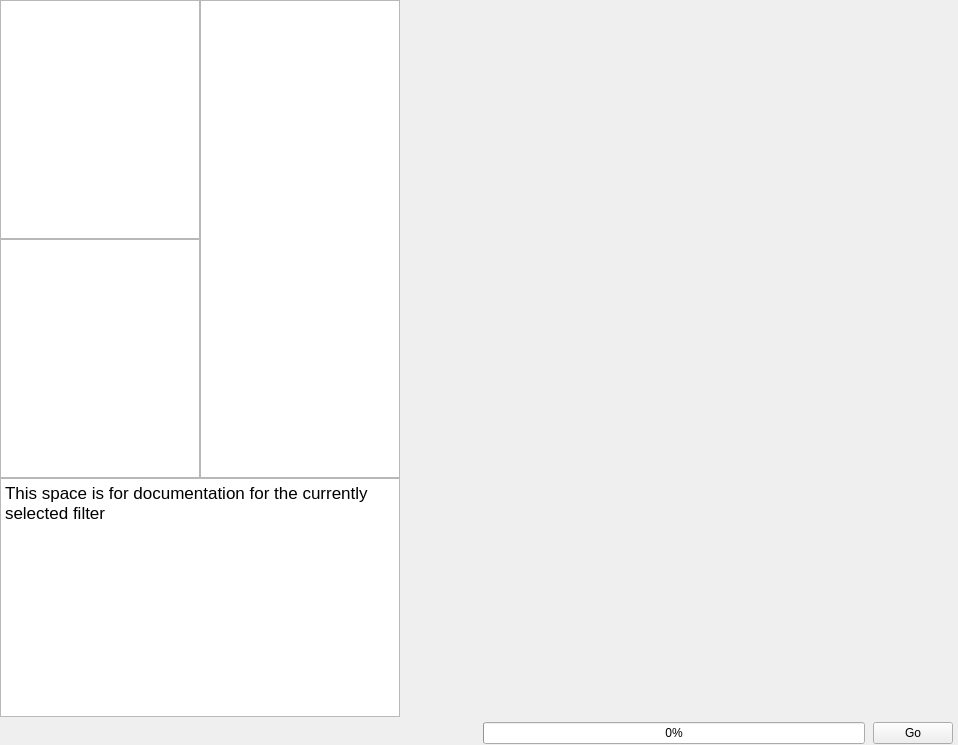
Before: the Qt Designer form Source/Plugins/PipelineBuilder/UI/PipelineBuilderWidget.ui in BlueQuartzSoftware/DREAM3D, drawn with Qt 5.
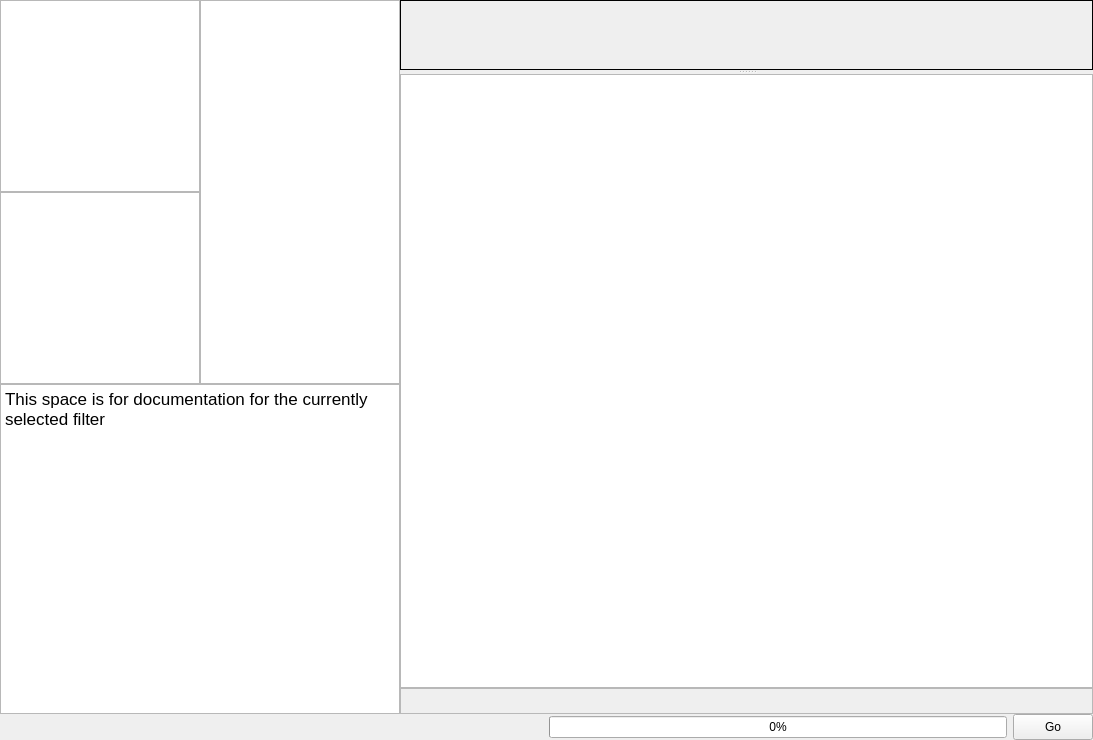
After: the same form once the commit is applied. Icons and pictures are not drawn. Custom widgets are drawn as their Qt base class.

Commit message: Adding feature in GUI to toggle a display of the warning messaged produced as the pipeline is created or modified. The user can show the warning messages by clicking an icon on the GUI that looks like a bug

Diff of the .ui file:
```diff
--- a/Source/Plugins/PipelineBuilder/UI/PipelineBuilderWidget.ui
+++ b/Source/Plugins/PipelineBuilder/UI/PipelineBuilderWidget.ui
@@ -6,8 +6,8 @@
    <rect>
     <x>0</x>
     <y>0</y>
-    <width>958</width>
-    <height>745</height>
+    <width>1093</width>
+    <height>740</height>
    </rect>
   </property>
   <property name="windowTitle">
@@ -20,7 +20,7 @@
    <property name="spacing">
     <number>0</number>
    </property>
-   <item row="0" column="0" rowspan="2">
+   <item row="0" column="0">
     <layout class="QGridLayout" name="gridLayout">
      <property name="topMargin">
       <number>0</number>
@@ -119,29 +119,6 @@
        </property>
       </widget>
      </item>
-     <item row="2" column="0" colspan="2">
-      <widget class="QTextEdit" name="helpTextEdit">
-       <property name="sizePolicy">
-        <sizepolicy hsizetype="Preferred" vsizetype="Preferred">
-         <horstretch>0</horstretch>
-         <verstretch>0</verstretch>
-        </sizepolicy>
-       </property>
-       <property name="autoFillBackground">
-        <bool>false</bool>
-       </property>
-       <property name="readOnly">
-        <bool>true</bool>
-       </property>
-       <property name="html">
-        <string>&lt;!DOCTYPE HTML PUBLIC &quot;-//W3C//DTD HTML 4.0//EN&quot; &quot;http://www.w3.org/TR/REC-html40/strict.dtd&quot;&gt;
-&lt;html&gt;&lt;head&gt;&lt;meta name=&quot;qrichtext&quot; content=&quot;1&quot; /&gt;&lt;style type=&quot;text/css&quot;&gt;
-p, li { white-space: pre-wrap; }
-&lt;/style&gt;&lt;/head&gt;&lt;body style=&quot; font-family:'Lucida Grande'; font-size:13pt; font-weight:400; font-style:normal;&quot;&gt;
-&lt;p style=&quot; margin-top:0px; margin-bottom:0px; margin-left:0px; margin-right:0px; -qt-block-indent:0; text-indent:0px;&quot;&gt;This space is for documentation for the currently selected filter&lt;/p&gt;&lt;/body&gt;&lt;/html&gt;</string>
-       </property>
-      </widget>
-     </item>
      <item row="1" column="0">
       <widget class="QTreeWidget" name="presetPipelineTree">
        <property name="sizePolicy">
@@ -181,6 +158,15 @@
     </layout>
    </item>
    <item row="0" column="1" rowspan="2">
+    <layout class="QVBoxLayout" name="verticalLayout">
+     <property name="spacing">
+      <number>0</number>
+     </property>
+     <item>
+      <widget class="QSplitter" name="splitter">
+       <property name="orientation">
+        <enum>Qt::Vertical</enum>
+       </property>
     <widget class="QScrollArea" name="m_QDroppableScrollArea">
      <property name="sizePolicy">
       <sizepolicy hsizetype="Expanding" vsizetype="Expanding">
@@ -201,7 +187,7 @@
       <bool>false</bool>
      </property>
      <property name="frameShape">
-      <enum>QFrame::NoFrame</enum>
+         <enum>QFrame::Box</enum>
      </property>
      <property name="frameShadow">
       <enum>QFrame::Plain</enum>
@@ -217,8 +203,8 @@
        <rect>
         <x>0</x>
         <y>0</y>
-        <width>556</width>
-        <height>578</height>
+           <width>687</width>
+           <height>76</height>
        </rect>
       </property>
       <property name="sizePolicy">
@@ -244,23 +230,146 @@
       </property>
      </widget>
     </widget>
-   </item>
-   <item row="3" column="0" colspan="2">
-    <layout class="QHBoxLayout" name="horz_layout_1">
+       <widget class="QTextEdit" name="errorsTextEdit">
+        <property name="sizePolicy">
+         <sizepolicy hsizetype="Preferred" vsizetype="Preferred">
+          <horstretch>0</horstretch>
+          <verstretch>0</verstretch>
+         </sizepolicy>
+        </property>
+        <property name="readOnly">
+         <bool>true</bool>
+        </property>
+       </widget>
+      </widget>
+     </item>
+     <item>
+      <widget class="QFrame" name="frame_2">
+       <property name="sizePolicy">
+        <sizepolicy hsizetype="Preferred" vsizetype="Fixed">
+         <horstretch>0</horstretch>
+         <verstretch>0</verstretch>
+        </sizepolicy>
+       </property>
+       <property name="minimumSize">
+        <size>
+         <width>0</width>
+         <height>26</height>
+        </size>
+       </property>
+       <property name="maximumSize">
+        <size>
+         <width>16777215</width>
+         <height>26</height>
+        </size>
+       </property>
+       <property name="styleSheet">
+        <string notr="true">QFrame {
+	background-image: url(:/filterWidgetBorder.png);
+}</string>
+       </property>
+       <property name="frameShape">
+        <enum>QFrame::StyledPanel</enum>
+       </property>
+       <property name="frameShadow">
+        <enum>QFrame::Raised</enum>
+       </property>
+       <layout class="QHBoxLayout" name="horizontalLayout_2">
      <property name="spacing">
-      <number>8</number>
-     </property>
-     <property name="leftMargin">
       <number>5</number>
      </property>
-     <property name="topMargin">
-      <number>4</number>
-     </property>
-     <property name="rightMargin">
-      <number>5</number>
-     </property>
-     <property name="bottomMargin">
+        <property name="margin">
       <number>0</number>
+        </property>
+        <item>
+         <widget class="QPushButton" name="showErrors">
+          <property name="sizePolicy">
+           <sizepolicy hsizetype="Fixed" vsizetype="Fixed">
+            <horstretch>0</horstretch>
+            <verstretch>0</verstretch>
+           </sizepolicy>
+          </property>
+          <property name="minimumSize">
+           <size>
+            <width>24</width>
+            <height>24</height>
+           </size>
+          </property>
+          <property name="maximumSize">
+           <size>
+            <width>24</width>
+            <height>24</height>
+           </size>
+          </property>
+          <property name="toolTip">
+           <string>Save Pipeline File</string>
+          </property>
+          <property name="statusTip">
+           <string>Save Pipeline File</string>
+          </property>
+          <property name="text">
+           <string/>
+          </property>
+          <property name="icon">
+           <iconset resource="../../../../Resources/icons/images/Icons.qrc">
+            <normaloff>:/debug_error.png</normaloff>:/debug_error.png</iconset>
+          </property>
+          <property name="iconSize">
+           <size>
+            <width>24</width>
+            <height>24</height>
+           </size>
+          </property>
+          <property name="flat">
+           <bool>true</bool>
+          </property>
+         </widget>
+        </item>
+        <item>
+         <spacer name="horizontalSpacer">
+          <property name="orientation">
+           <enum>Qt::Horizontal</enum>
+          </property>
+          <property name="sizeHint" stdset="0">
+           <size>
+            <width>40</width>
+            <height>20</height>
+           </size>
+          </property>
+         </spacer>
+        </item>
+       </layout>
+      </widget>
+     </item>
+    </layout>
+   </item>
+   <item row="1" column="0">
+    <widget class="QTextEdit" name="helpTextEdit">
+     <property name="sizePolicy">
+      <sizepolicy hsizetype="Preferred" vsizetype="Preferred">
+       <horstretch>0</horstretch>
+       <verstretch>0</verstretch>
+      </sizepolicy>
+     </property>
+     <property name="autoFillBackground">
+      <bool>false</bool>
+     </property>
+     <property name="readOnly">
+      <bool>true</bool>
+     </property>
+     <property name="html">
+      <string>&lt;!DOCTYPE HTML PUBLIC &quot;-//W3C//DTD HTML 4.0//EN&quot; &quot;http://www.w3.org/TR/REC-html40/strict.dtd&quot;&gt;
+&lt;html&gt;&lt;head&gt;&lt;meta name=&quot;qrichtext&quot; content=&quot;1&quot; /&gt;&lt;style type=&quot;text/css&quot;&gt;
+p, li { white-space: pre-wrap; }
+&lt;/style&gt;&lt;/head&gt;&lt;body style=&quot; font-family:'Lucida Grande'; font-size:13pt; font-weight:400; font-style:normal;&quot;&gt;
+&lt;p style=&quot; margin-top:0px; margin-bottom:0px; margin-left:0px; margin-right:0px; -qt-block-indent:0; text-indent:0px;&quot;&gt;This space is for documentation for the currently selected filter&lt;/p&gt;&lt;/body&gt;&lt;/html&gt;</string>
+     </property>
+    </widget>
+   </item>
+   <item row="2" column="0" colspan="2">
+    <layout class="QHBoxLayout" name="horizontalLayout_3">
+     <property name="spacing">
+      <number>6</number>
      </property>
      <item>
       <widget class="QPushButton" name="toggleDocs">
@@ -404,7 +513,7 @@
       </widget>
      </item>
      <item>
-      <spacer name="horizontalSpacer">
+      <spacer name="horizontalSpacer_2">
        <property name="orientation">
         <enum>Qt::Horizontal</enum>
        </property>
@@ -425,6 +534,12 @@
      </item>
      <item>
       <widget class="QPushButton" name="m_GoBtn">
+       <property name="maximumSize">
+        <size>
+         <width>16777215</width>
+         <height>26</height>
+        </size>
+       </property>
        <property name="text">
         <string>Go</string>
        </property>
```
Lines whose indentation alone changed are shown as unchanged. The commit also changes 7 other files.
